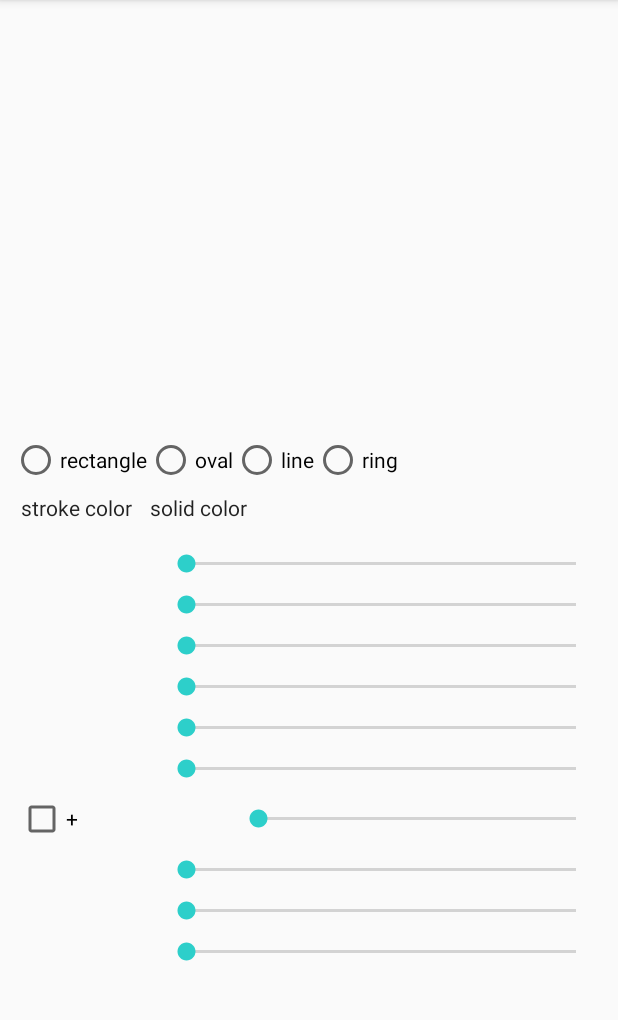
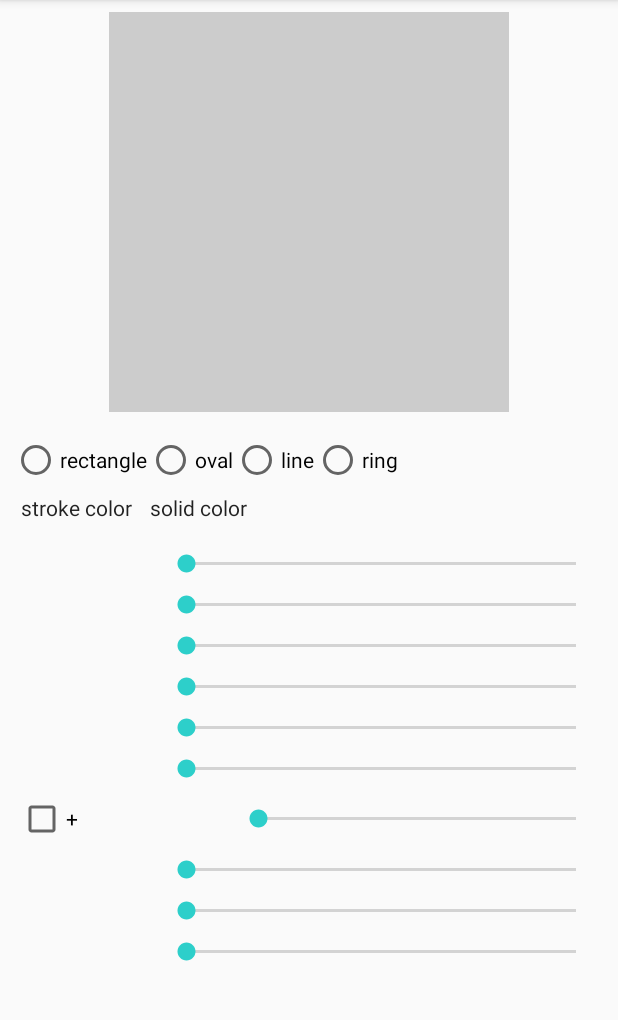
Before and after one commit to duanhong169/GradientDrawableTuner, an Android app: the screen it shows after launch (MainActivity), on a phone screen of 412 x 824 dp, the part 84-1104 px from its top. Run offline under Robolectric (Android 15) with nearby library versions, the phone set to English and light mode, and no system bars; our stand-ins replace ButterKnife, FlexboxLayout, data binding; 2 statements that could not run were skipped.

Commit message:
Add a transparent background for ImageView which can indicates the size of ImageView

```diff
--- a/app/src/main/res/layout/activity_main.xml
+++ b/app/src/main/res/layout/activity_main.xml
@@ -32,7 +32,8 @@
                 android:layout_height="wrap_content"
                 android:layout_centerInParent="true"
                 android:layerType="software"
-                android:src="@{viewModel.gradientDrawable}"/>
+                android:src="@{viewModel.gradientDrawable}"
+                android:background="#2f000000"/>
         </RelativeLayout>
 
         <ScrollView
```
